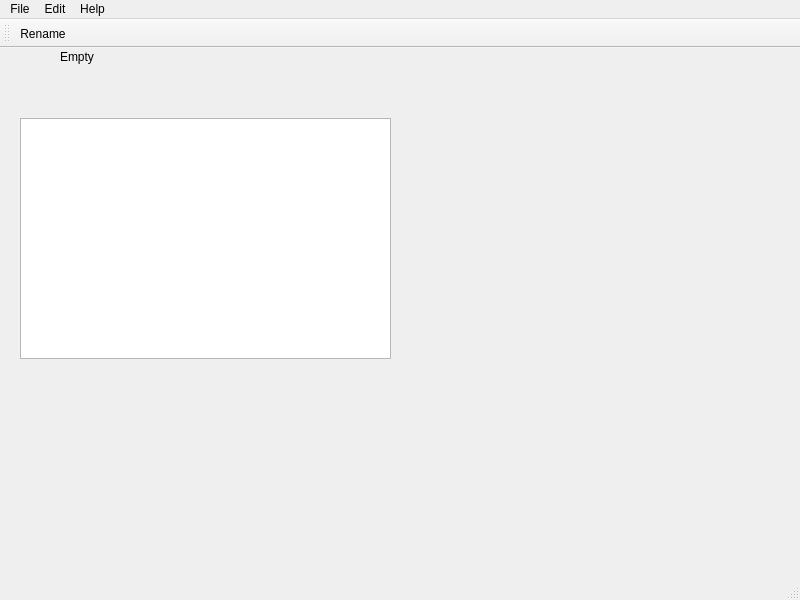
vitaliuchik/FileManager, file mainwindow.ui: the form before one commit.
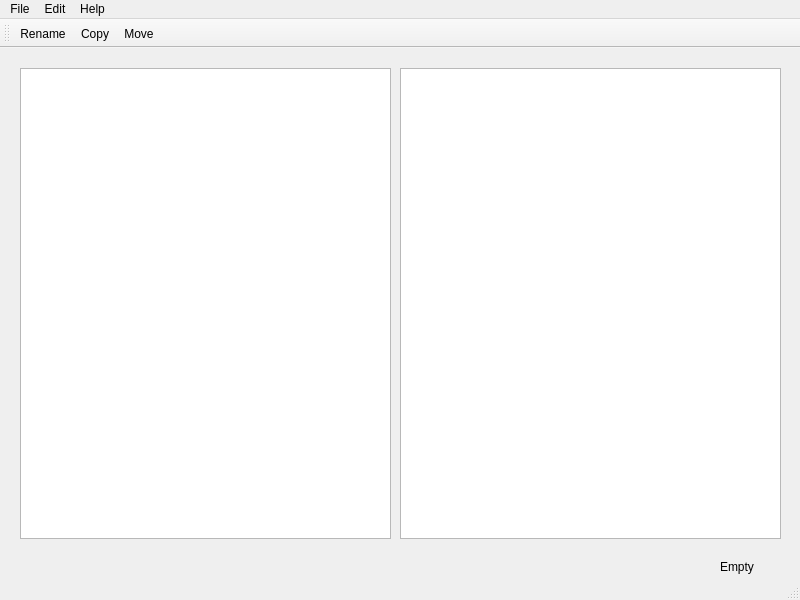
The form after the commit.

Commit message: fixed bugs with second panel

Diff of the .ui file:
```diff
--- a/mainwindow.ui
+++ b/mainwindow.ui
@@ -17,8 +17,8 @@
    <widget class="QLabel" name="label">
     <property name="geometry">
      <rect>
-      <x>60</x>
-      <y>0</y>
+      <x>720</x>
+      <y>510</y>
       <width>67</width>
       <height>17</height>
      </rect>
@@ -31,9 +31,19 @@
     <property name="geometry">
      <rect>
       <x>20</x>
-      <y>70</y>
+      <y>20</y>
       <width>371</width>
-      <height>241</height>
+      <height>471</height>
+     </rect>
+    </property>
+   </widget>
+   <widget class="QListWidget" name="listWidget2">
+    <property name="geometry">
+     <rect>
+      <x>400</x>
+      <y>20</y>
+      <width>381</width>
+      <height>471</height>
      </rect>
     </property>
    </widget>
@@ -78,6 +88,8 @@
     <bool>false</bool>
    </attribute>
    <addaction name="actionRename"/>
+   <addaction name="actionCopy"/>
+   <addaction name="actionMove"/>
   </widget>
   <action name="actionRename">
    <property name="text">
@@ -87,6 +99,22 @@
     <string>F2</string>
    </property>
   </action>
+  <action name="actionCopy">
+   <property name="text">
+    <string>Copy</string>
+   </property>
+   <property name="shortcut">
+    <string>F5</string>
+   </property>
+  </action>
+  <action name="actionMove">
+   <property name="text">
+    <string>Move</string>
+   </property>
+   <property name="shortcut">
+    <string>F6</string>
+   </property>
+  </action>
  </widget>
  <resources/>
  <connections/>
```
Left out of the diff: 2 changed lines with no effect on the pictures. The commit also changes 2 other files.
